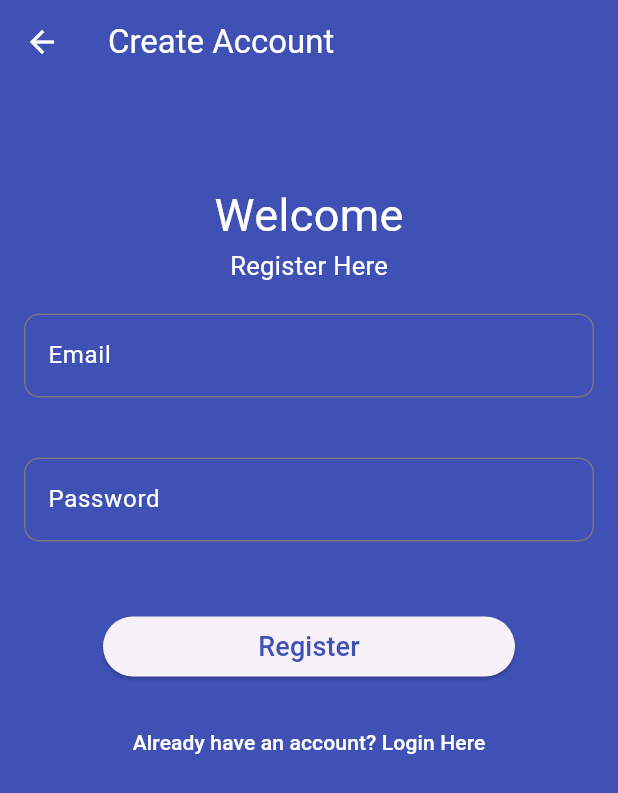
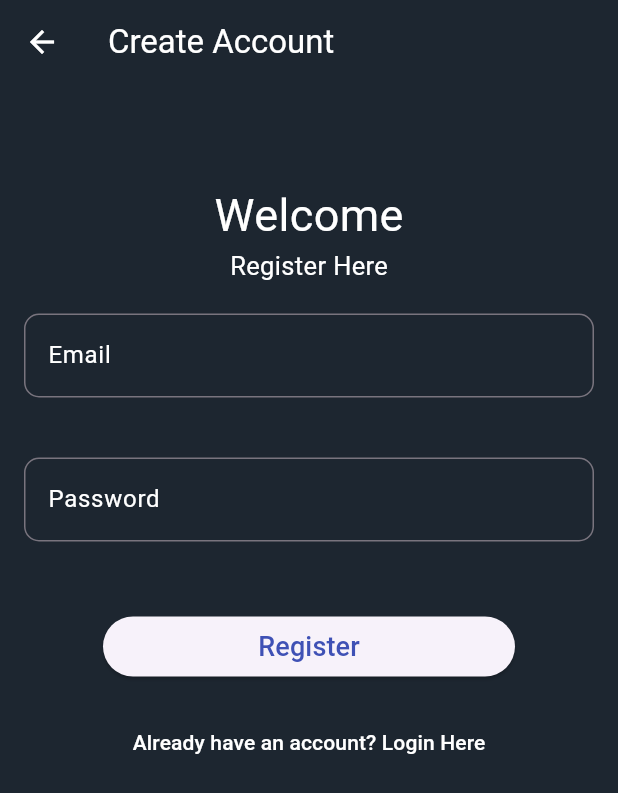
Before and after one commit to PavanEdirisingha2000/flutter-todo-app-firebase-auth, a Flutter app: the HomeScreen screen opened directly, after a tap on the "logout" icon, after a tap on "Don't have an account? Sign Up", on a phone screen of 412 x 824 dp. Shown: the top 793 px of the screen. Run offline on Flutter 3.47's test engine with Material 3 defaults, Android fonts, the phone set to English and light mode, and no system bars; our stand-ins replace cloud_firestore, firebase_auth, firebase_core, flutter_slidable; accounts and stored records are empty; network calls fail.

Commit message:
coloursUpdate

```diff
--- a/lib/home_screen.dart
+++ b/lib/home_screen.dart
@@ -29,9 +29,9 @@ final _widgets =[
   @override
   Widget build(BuildContext context) {
     return Scaffold(
-      backgroundColor: const Color.fromARGB(255, 72, 95, 225),
+      backgroundColor: const Color(0xFF1d2630),
       appBar: AppBar(
-        backgroundColor: const Color.fromARGB(255, 72, 95, 225),
+        backgroundColor: const Color(0xFF1d2630),
         foregroundColor: Colors.white,
         title: Text('Todo App'),
 
--- a/lib/login_screen.dart
+++ b/lib/login_screen.dart
@@ -12,9 +12,9 @@ class LoginScreen extends StatelessWidget {
   @override
   Widget build(BuildContext context) {
     return Scaffold(
-      backgroundColor: Colors.indigo,
+      backgroundColor: Color(0xFF1d2630),
       appBar: AppBar(
-      backgroundColor: Colors.indigo,
+      backgroundColor: Color(0xFF1d2630),
       foregroundColor: Colors.white,
       title: Text("Sign In"),
       ),
--- a/lib/signup.dart
+++ b/lib/signup.dart
@@ -12,9 +12,9 @@ class SignupScreen extends StatelessWidget {
   @override
   Widget build(BuildContext context) {
     return Scaffold(
-      backgroundColor: Colors.indigo,
+      backgroundColor: Color(0xFF1d2630),
       appBar: AppBar(
-      backgroundColor: Colors.indigo,
+      backgroundColor: Color(0xFF1d2630),
       foregroundColor: Colors.white,
       title: Text("Create Account"),
       ),
```
